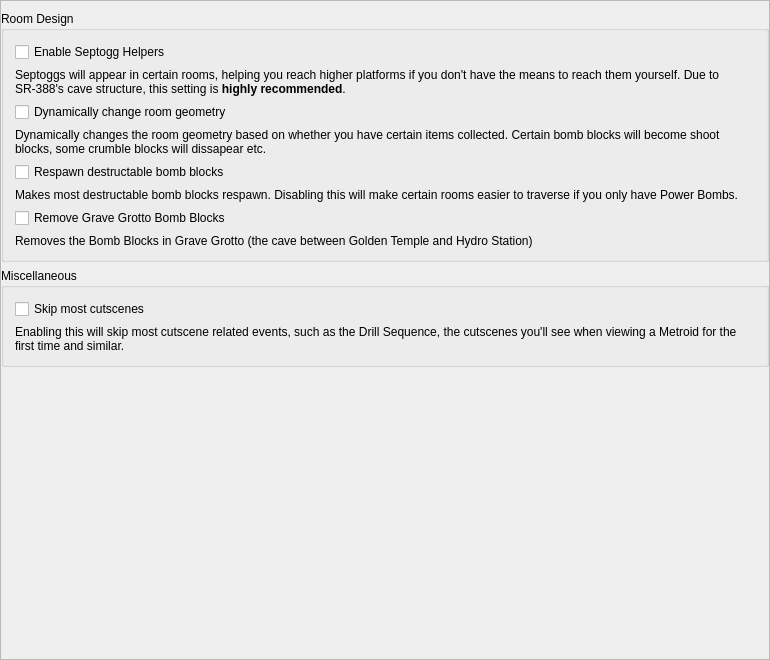
Before: the Qt Designer form randovania/gui/ui_files/preset_am2r_patches.ui in randovania/randovania, drawn with Qt 5.
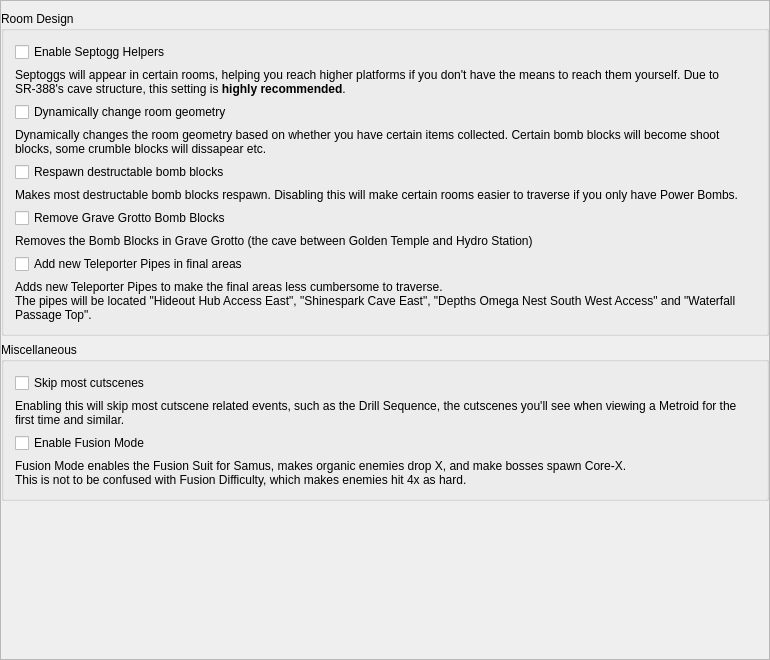
After: the same form once the commit is applied.

Diff of the .ui file:
```diff
--- a/randovania/gui/ui_files/preset_am2r_patches.ui
+++ b/randovania/gui/ui_files/preset_am2r_patches.ui
@@ -145,6 +145,26 @@
              <property name="text">
               <string>Removes the Bomb Blocks in Grave Grotto (the cave between Golden Temple and Hydro Station)</string>
              </property>
+             <property name="wordWrap">
+              <bool>true</bool>
+             </property>
+            </widget>
+           </item>
+           <item>
+            <widget class="QCheckBox" name="nest_pipes_check">
+             <property name="text">
+              <string>Add new Teleporter Pipes in final areas</string>
+             </property>
+            </widget>
+           </item>
+           <item>
+            <widget class="QLabel" name="nest_pipes_label">
+             <property name="text">
+              <string>&lt;html&gt;&lt;head/&gt;&lt;body&gt;&lt;p&gt;Adds new Teleporter Pipes to make the final areas less cumbersome to traverse.&lt;br/&gt;The pipes will be located &amp;quot;Hideout Hub Access East&amp;quot;, &amp;quot;Shinespark Cave East&amp;quot;, &amp;quot;Depths Omega Nest South West Access&amp;quot; and &amp;quot;Waterfall Passage Top&amp;quot;.&lt;/p&gt;&lt;/body&gt;&lt;/html&gt;</string>
+             </property>
+             <property name="wordWrap">
+              <bool>true</bool>
+             </property>
             </widget>
            </item>
           </layout>
@@ -173,6 +193,23 @@
              </property>
             </widget>
            </item>
+           <item>
+            <widget class="QCheckBox" name="fusion_mode_check">
+             <property name="text">
+              <string>Enable Fusion Mode</string>
+             </property>
+            </widget>
+           </item>
+           <item>
+            <widget class="QLabel" name="fusion_mode_label">
+             <property name="text">
+              <string>&lt;html&gt;&lt;head/&gt;&lt;body&gt;&lt;p&gt;Fusion Mode enables the Fusion Suit for Samus, makes organic enemies drop X, and make bosses spawn Core-X.&lt;br/&gt;This is not to be confused with Fusion Difficulty, which makes enemies hit 4x as hard.&lt;/p&gt;&lt;/body&gt;&lt;/html&gt;</string>
+             </property>
+             <property name="wordWrap">
+              <bool>true</bool>
+             </property>
+            </widget>
+           </item>
           </layout>
          </widget>
         </item>
```
